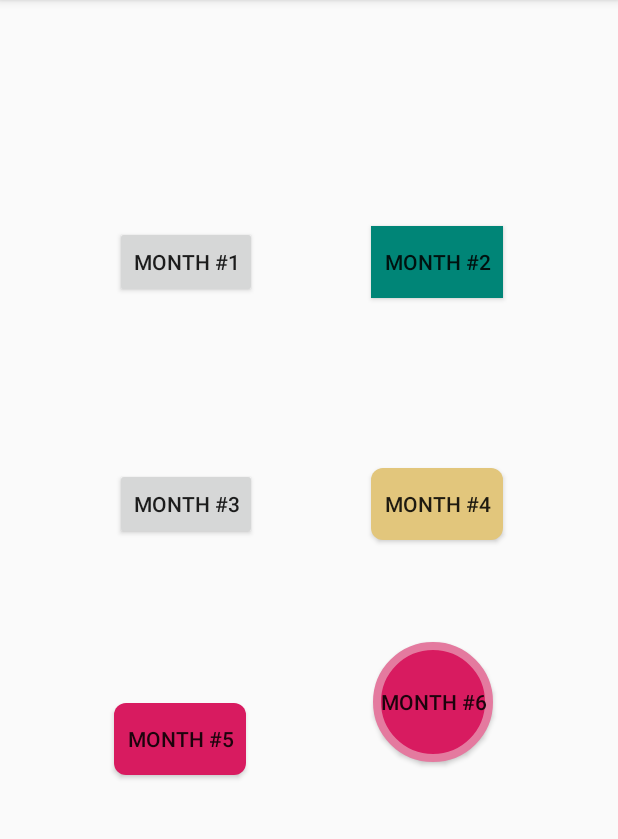
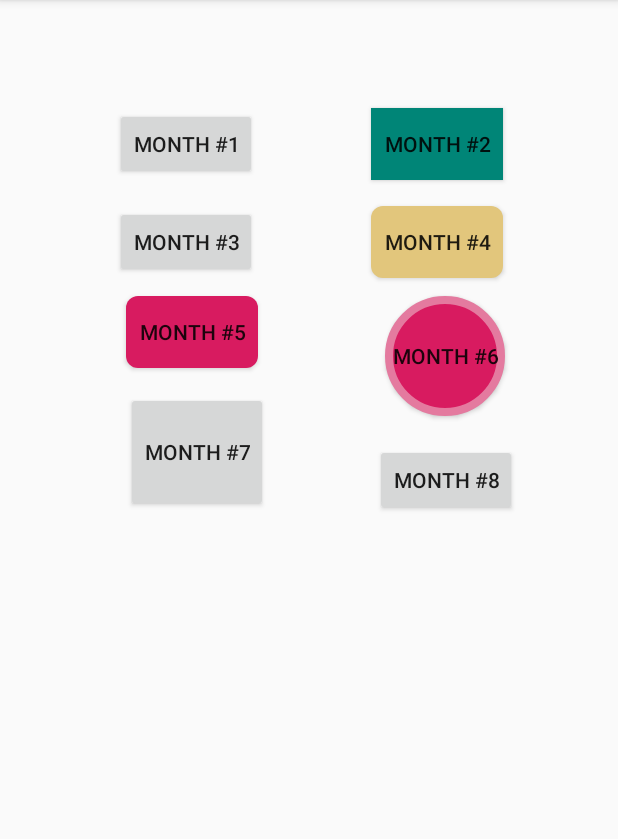
Before and after one commit to TiagoDvl/12ReasonsWhy, an Android app: the screen it shows after launch (MainActivity), on a phone screen of 412 x 824 dp, the part 84-923 px from its top. Run offline under Robolectric (Android 15) with nearby library versions, the phone set to English and light mode, and no system bars.

Commit message:
[Seventh Month]
This was a difficult month but still a release was made.
This adds up some audios with regards of José by my relatives and himself.

```diff
--- a/app/src/main/java/br/com/tiagodavila/twelvereasonswhy/MonthHolderFragment.kt
+++ b/app/src/main/java/br/com/tiagodavila/twelvereasonswhy/MonthHolderFragment.kt
@@ -26,6 +26,7 @@ class MonthHolderFragment : BaseFragment(), View.OnClickListener {
         month_4.setOnClickListener(this)
         month_5.setOnClickListener(this)
         month_6.setOnClickListener(this)
+        month_7.setOnClickListener(this)
     }
 
     override fun onClick(v: View?) {
@@ -36,6 +37,7 @@ class MonthHolderFragment : BaseFragment(), View.OnClickListener {
             R.id.month_4 -> Month4Fragment()
             R.id.month_5 -> Month5Fragment()
             R.id.month_6 -> Month6Fragment()
+            R.id.month_7 -> Month7Fragment()
             else -> Month1Fragment()
         })
     }
--- a/app/src/main/res/layout/fragment_month_holder.xml
+++ b/app/src/main/res/layout/fragment_month_holder.xml
@@ -20,22 +20,7 @@
         app:layout_constraintHorizontal_bias="0.5"
         app:layout_constraintStart_toStartOf="parent"
         app:layout_constraintTop_toTopOf="parent"
-        app:layout_constraintVertical_bias="0.203" />
-
-    <Button
-        android:id="@+id/month_3"
-        android:layout_width="wrap_content"
-        android:layout_height="wrap_content"
-        android:layout_marginStart="8dp"
-        android:layout_marginTop="8dp"
-        android:layout_marginBottom="8dp"
-        android:text="@string/month_3"
-        app:layout_constraintBottom_toBottomOf="parent"
-        app:layout_constraintEnd_toStartOf="@+id/month_4"
-        app:layout_constraintHorizontal_bias="0.5"
-        app:layout_constraintStart_toStartOf="parent"
-        app:layout_constraintTop_toBottomOf="@+id/month_2"
-        app:layout_constraintVertical_bias="0.208" />
+        app:layout_constraintVertical_bias="0.091" />
 
     <Button
         android:id="@+id/month_4"
@@ -52,7 +37,7 @@
         app:layout_constraintHorizontal_bias="0.5"
         app:layout_constraintStart_toEndOf="@+id/month_3"
         app:layout_constraintTop_toBottomOf="@+id/month_2"
-        app:layout_constraintVertical_bias="0.208" />
+        app:layout_constraintVertical_bias="0.016" />
 
     <Button
         android:id="@+id/month_2"
@@ -70,13 +55,13 @@
         app:layout_constraintHorizontal_bias="0.5"
         app:layout_constraintStart_toEndOf="@+id/month_1"
         app:layout_constraintTop_toTopOf="parent"
-        app:layout_constraintVertical_bias="0.203" />
+        app:layout_constraintVertical_bias="0.091" />
 
     <Button
         android:id="@+id/month_5"
         android:layout_width="wrap_content"
         android:layout_height="wrap_content"
-        android:layout_marginStart="76dp"
+        android:layout_marginStart="84dp"
         android:layout_marginTop="8dp"
         android:layout_marginBottom="8dp"
         android:background="@drawable/ripple_pink"
@@ -84,19 +69,57 @@
         app:layout_constraintBottom_toBottomOf="parent"
         app:layout_constraintStart_toStartOf="parent"
         app:layout_constraintTop_toBottomOf="@id/month_3"
-        app:layout_constraintVertical_bias="0.293" />
+        app:layout_constraintVertical_bias="0.008" />
 
     <Button
         android:id="@+id/month_6"
         android:layout_width="80dp"
         android:layout_height="80dp"
-        android:layout_marginTop="68dp"
+        android:layout_marginTop="12dp"
         android:background="@drawable/circle_drawable_blue"
         android:text="@string/month_6"
         app:layout_constraintEnd_toEndOf="parent"
-        app:layout_constraintHorizontal_bias="0.502"
+        app:layout_constraintHorizontal_bias="0.528"
         app:layout_constraintStart_toEndOf="@+id/month_5"
         app:layout_constraintTop_toBottomOf="@+id/month_4" />
 
+    <Button
+        android:id="@+id/month_7"
+        android:layout_width="wrap_content"
+        android:layout_height="80dp"
+        android:layout_marginStart="84dp"
+        android:layout_marginTop="16dp"
+        android:text="@string/month_7"
+        app:layout_constraintStart_toStartOf="parent"
+        app:layout_constraintTop_toBottomOf="@+id/month_5" />
+
+    <Button
+        android:id="@+id/month_3"
+        android:layout_width="wrap_content"
+        android:layout_height="wrap_content"
+        android:layout_marginStart="8dp"
+        android:layout_marginTop="8dp"
+        android:layout_marginBottom="8dp"
+        android:text="@string/month_3"
+        app:layout_constraintBottom_toBottomOf="parent"
+        app:layout_constraintEnd_toStartOf="@+id/month_4"
+        app:layout_constraintHorizontal_bias="0.5"
+        app:layout_constraintStart_toStartOf="parent"
+        app:layout_constraintTop_toBottomOf="@+id/month_2"
+        app:layout_constraintVertical_bias="0.016" />
+
+    <Button
+        android:id="@+id/month_8"
+        android:layout_width="wrap_content"
+        android:layout_height="wrap_content"
+        android:layout_marginBottom="224dp"
+        android:text="@string/month_8"
+        app:layout_constraintBottom_toBottomOf="parent"
+        app:layout_constraintEnd_toEndOf="parent"
+        app:layout_constraintHorizontal_bias="0.787"
+        app:layout_constraintStart_toStartOf="parent"
+        app:layout_constraintTop_toBottomOf="@+id/month_6"
+        app:layout_constraintVertical_bias="0.086" />
+
 
 </androidx.constraintlayout.widget.ConstraintLayout>
--- a/app/src/main/res/values/strings.xml
+++ b/app/src/main/res/values/strings.xml
@@ -43,5 +43,9 @@
 
     <string name="month_6_naval_battle">BATALHA NAVAL</string>
 
+    <string name="month_7_iris">Iris</string>
+    <string name="month_7_glaucia">Gláucia</string>
+    <string name="month_7_susy">Nós</string>
+
 
 </resources>
```
Also changed, not shown: app/src/main/java/br/com/tiagodavila/twelvereasonswhy/Month7Fragment.kt (added, +66 -0 lines), app/src/main/res/layout/fragment_month7.xml (added, +43 -0 lines), 2 other files.
